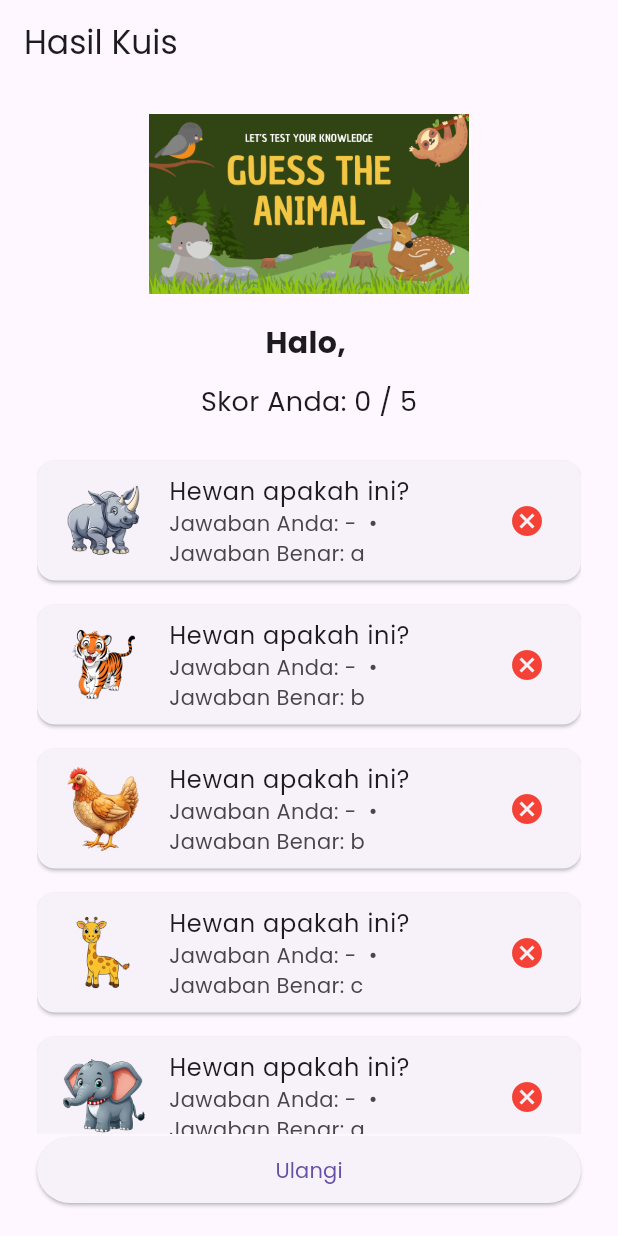
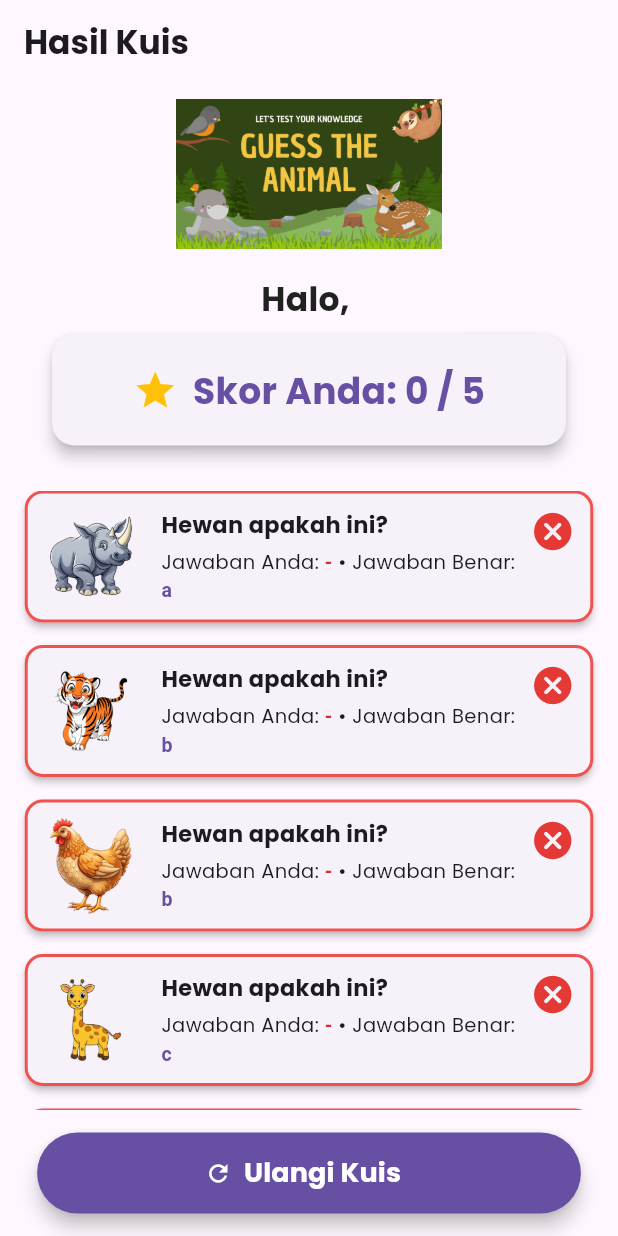
Before and after one commit to asyrafrzki/animal_quiz, a Flutter app: the ResultScreen screen opened by its route, on a phone screen of 412 x 824 dp. Run offline on Flutter 3.47's test engine with Material 3 defaults, Android fonts, the light colour scheme and no system bars.

Commit message:
style: perubahan tampilan hasil kuis

```diff
--- a/lib/screens/result_screen.dart
+++ b/lib/screens/result_screen.dart
@@ -12,73 +12,172 @@ class ResultScreen extends StatelessWidget {
     final score = prov.calculateScore();
     final total = prov.total;
     final w = MediaQuery.of(context).size.width;
+    final primaryColor = Theme.of(context).primaryColor;
 
     return Scaffold(
       appBar: AppBar(
-        title: const Text('Hasil Kuis', style: TextStyle(fontFamily: 'PoppinsCustom')),
+        title: const Text('Hasil Kuis', style: TextStyle(fontFamily: 'PoppinsCustom', fontWeight: FontWeight.bold)),
         automaticallyImplyLeading: false,
+        elevation: 0,
       ),
       body: SafeArea(
-        child: Padding(
-          padding: EdgeInsets.symmetric(horizontal: w * 0.06, vertical: 20),
         child: Column(
           children: [
-              AppLogoHeader(height: 120),
+            Padding(
+              padding: EdgeInsets.symmetric(horizontal: w * 0.06, vertical: 10),
+              child: Column(
+                children: [
+                  AppLogoHeader(height: 100),
                   const SizedBox(height: 18),
                   Text(
                     'Halo, ${prov.userName}',
-                style: const TextStyle(fontFamily: 'PoppinsCustom', fontSize: 20, fontWeight: FontWeight.w600),
+                    style: TextStyle(
+                      fontFamily: 'PoppinsCustom',
+                      fontSize: 22,
+                      fontWeight: FontWeight.w700,
+                      color: Colors.black87,
                     ),
-              const SizedBox(height: 12),
+                  ),
+                  const SizedBox(height: 8),
+                  Card(
+                    elevation: 4,
+                    shape: RoundedRectangleBorder(borderRadius: BorderRadius.circular(15)),
+                    margin: const EdgeInsets.symmetric(horizontal: 10),
+                    child: Padding(
+                      padding: const EdgeInsets.all(20.0),
+                      child: Row(
+                        mainAxisAlignment: MainAxisAlignment.center,
+                        children: [
+                          Icon(Icons.star, color: Colors.amber, size: 30),
+                          const SizedBox(width: 10),
                           Text(
                             'Skor Anda: $score / $total',
-                style: TextStyle(fontFamily: 'PoppinsCustom', fontSize: 18),
+                            style: TextStyle(
+                              fontFamily: 'PoppinsCustom',
+                              fontSize: 24,
+                              fontWeight: FontWeight.bold,
+                              color: primaryColor,
                             ),
-              const SizedBox(height: 18),
+                          ),
+                        ],
+                      ),
+                    ),
+                  ),
+                  const SizedBox(height: 20),
+                ],
+              ),
+            ),
+
             Expanded(
               child: ListView.builder(
+                padding: EdgeInsets.symmetric(horizontal: w * 0.04),
                 itemCount: prov.questions.length,
                 itemBuilder: (context, idx) {
                   final q = prov.questions[idx];
                   final selected = prov.selectedAnswers[q.id];
                   final correct = q.correctAnswer;
+                  final isCorrect = selected != null && selected == correct;
+
                   return Card(
-                      margin: const EdgeInsets.symmetric(vertical: 8),
-                      child: ListTile(
-                        leading: Image.asset(q.imageAsset, width: 56, height: 56, fit: BoxFit.cover),
-                        title: Text(q.question, style: const TextStyle(fontFamily: 'PoppinsCustom')),
-                        subtitle: Text(
-                          'Jawaban Anda: ${selected ?? '-'}  •  Jawaban Benar: $correct',
-                          style: TextStyle(fontFamily: 'PoppinsCustom'),
+                    elevation: 2,
+                    shape: RoundedRectangleBorder(
+                      borderRadius: BorderRadius.circular(12),
+                      side: BorderSide(
+                        color: isCorrect ? Colors.green.shade400 : Colors.red.shade400,
+                        width: 2,
                       ),
-                        trailing: Icon(
-                          selected != null && selected == correct ? Icons.check_circle : Icons.cancel,
-                          color: selected != null && selected == correct ? Colors.green : Colors.red,
+                    ),
+                    margin: const EdgeInsets.only(bottom: 15),
+                    child: Padding(
+                      padding: const EdgeInsets.all(12.0),
+                      child: Row(
+                        crossAxisAlignment: CrossAxisAlignment.start,
+                        children: [
+                          ClipRRect(
+                            borderRadius: BorderRadius.circular(8.0),
+                            child: Image.asset(q.imageAsset, width: 64, height: 64, fit: BoxFit.cover),
+                          ),
+                          const SizedBox(width: 15),
+                          Expanded(
+                            child: Column(
+                              crossAxisAlignment: CrossAxisAlignment.start,
+                              children: [
+                                Text(
+                                  q.question,
+                                  style: const TextStyle(
+                                    fontFamily: 'PoppinsCustom',
+                                    fontWeight: FontWeight.w600,
+                                    fontSize: 15,
+                                  ),
+                                ),
+                                const SizedBox(height: 5),
+                                Text.rich(
+                                  TextSpan(
+                                    style: const TextStyle(fontFamily: 'PoppinsCustom', fontSize: 13),
+                                    children: [
+                                      const TextSpan(text: 'Jawaban Anda: '),
+                                      TextSpan(
+                                        text: '${selected ?? '-'}',
+                                        style: TextStyle(
+                                          fontWeight: FontWeight.bold,
+                                          color: isCorrect ? Colors.green.shade700 : Colors.red.shade700,
+                                        ),
+                                      ),
+                                      const TextSpan(text: ' • '),
+                                      const TextSpan(text: 'Jawaban Benar: '),
+                                      TextSpan(
+                                        text: '$correct',
+                                        style: TextStyle(fontWeight: FontWeight.bold, color: primaryColor),
+                                      ),
+                                    ],
+                                  ),
+                                ),
+                              ],
+                            ),
+                          ),
+                          Icon(
+                            isCorrect ? Icons.check_circle_rounded : Icons.cancel_rounded,
+                            color: isCorrect ? Colors.green.shade600 : Colors.red.shade600,
+                            size: 30,
+                          ),
+                        ],
                       ),
                     ),
                   );
                 },
               ),
             ),
-              Row(
-                children: [
-                  Expanded(
-                    child: ElevatedButton(
+
+            Padding(
+              padding: EdgeInsets.symmetric(horizontal: w * 0.06, vertical: 15),
+              child: SizedBox(
+                width: double.infinity,
+                child: ElevatedButton.icon(
                   onPressed: () {
                     prov.resetQuiz();
                     Navigator.pushReplacementNamed(context, '/');
                   },
-                      child: const Padding(
-                        padding: EdgeInsets.symmetric(vertical: 12),
-                        child: Text('Ulangi', style: TextStyle(fontFamily: 'PoppinsCustom')),
+                  icon: const Icon(Icons.refresh),
+                  label: const Padding(
+                    padding: EdgeInsets.symmetric(vertical: 14),
+                    child: Text(
+                      'Ulangi Kuis',
+                      style: TextStyle(fontFamily: 'PoppinsCustom', fontSize: 18, fontWeight: FontWeight.bold),
+                    ),
+                  ),
+                  style: ElevatedButton.styleFrom(
+                    foregroundColor: Colors.white,
+                    backgroundColor: primaryColor,
+                    elevation: 5,
+                    shape: RoundedRectangleBorder(
+                      borderRadius: BorderRadius.circular(30),
+                    ),
+                  ),
                 ),
               ),
             ),
           ],
         ),
-            ],
-          ),
-        ),
       ),
     );
   }
```
Lines whose indentation alone changed are shown as unchanged.
